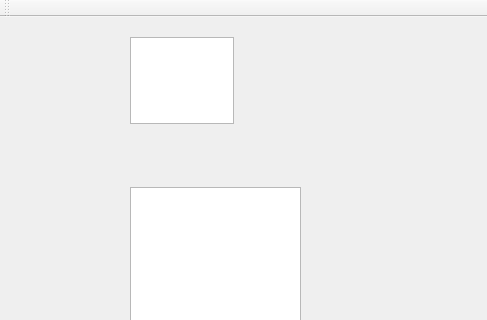
The window that View.ui (Lppy/Calculation) describes before a commit, drawn with Qt 5; both pictures show x 0 to 487 and y 0 to 320 of the 487 by 465 pixel window.
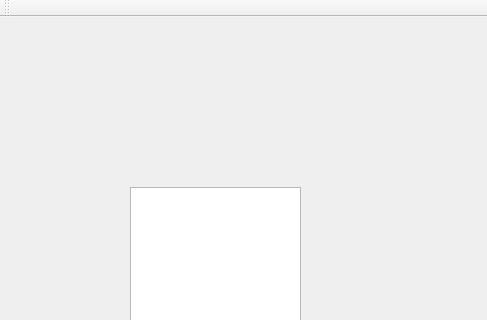
The same window after the commit.

The edit to the form file:
```diff
--- a/View.ui
+++ b/View.ui
@@ -17,16 +17,6 @@
    <enum>QTabWidget::Rounded</enum>
   </property>
   <widget class="QWidget" name="centralWidget">
-   <widget class="QTextEdit" name="text">
-    <property name="geometry">
-     <rect>
-      <x>130</x>
-      <y>20</y>
-      <width>104</width>
-      <height>87</height>
-     </rect>
-    </property>
-   </widget>
    <widget class="QTextBrowser" name="textBrowser">
     <property name="geometry">
      <rect>
```
